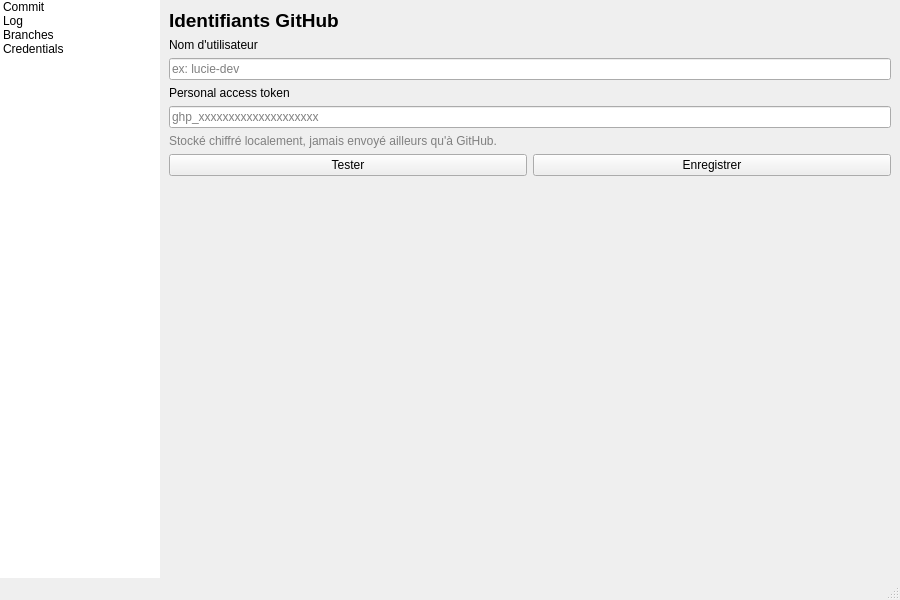
This is visual_github/mainwindow.ui in JuicyBerries/visual_github_vers as Qt 5 draws it before an edit. The edited form follows.
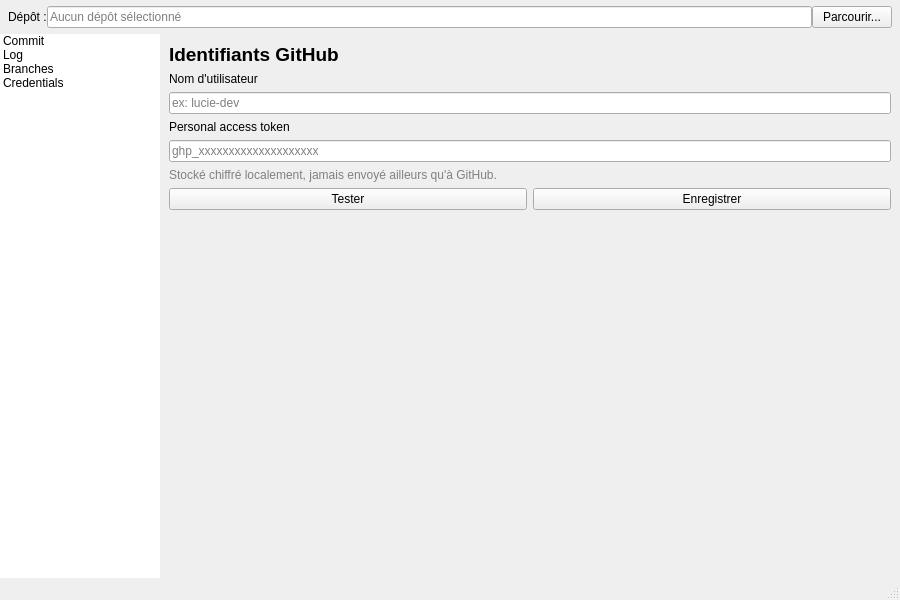
This is the edited form.

```diff
--- a/visual_github/mainwindow.ui
+++ b/visual_github/mainwindow.ui
@@ -14,6 +14,63 @@
    <string>Versioning</string>
   </property>
   <widget class="QWidget" name="centralwidget">
+   <layout class="QVBoxLayout" name="rootLayout">
+    <property name="spacing">
+     <number>0</number>
+    </property>
+    <property name="leftMargin">
+     <number>0</number>
+    </property>
+    <property name="topMargin">
+     <number>0</number>
+    </property>
+    <property name="rightMargin">
+     <number>0</number>
+    </property>
+    <property name="bottomMargin">
+     <number>0</number>
+    </property>
+    <item>
+     <layout class="QHBoxLayout" name="repoBarLayout">
+      <property name="leftMargin">
+       <number>8</number>
+      </property>
+      <property name="topMargin">
+       <number>6</number>
+      </property>
+      <property name="rightMargin">
+       <number>8</number>
+      </property>
+      <property name="bottomMargin">
+       <number>6</number>
+      </property>
+      <item>
+       <widget class="QLabel" name="labelRepoPath">
+        <property name="text">
+         <string>Dépôt :</string>
+        </property>
+       </widget>
+      </item>
+      <item>
+       <widget class="QLineEdit" name="repoPathEdit">
+        <property name="readOnly">
+         <bool>true</bool>
+        </property>
+        <property name="placeholderText">
+         <string>Aucun dépôt sélectionné</string>
+        </property>
+       </widget>
+      </item>
+      <item>
+       <widget class="QPushButton" name="browseRepoButton">
+        <property name="text">
+         <string>Parcourir...</string>
+        </property>
+       </widget>
+      </item>
+     </layout>
+    </item>
+    <item>
    <layout class="QHBoxLayout" name="mainLayout">
     <property name="spacing">
      <number>0</number>
@@ -347,6 +404,8 @@
        </layout>
       </widget>
      </widget>
+      </item>
+     </layout>
     </item>
    </layout>
   </widget>
```
Lines whose indentation alone changed are shown as unchanged.
